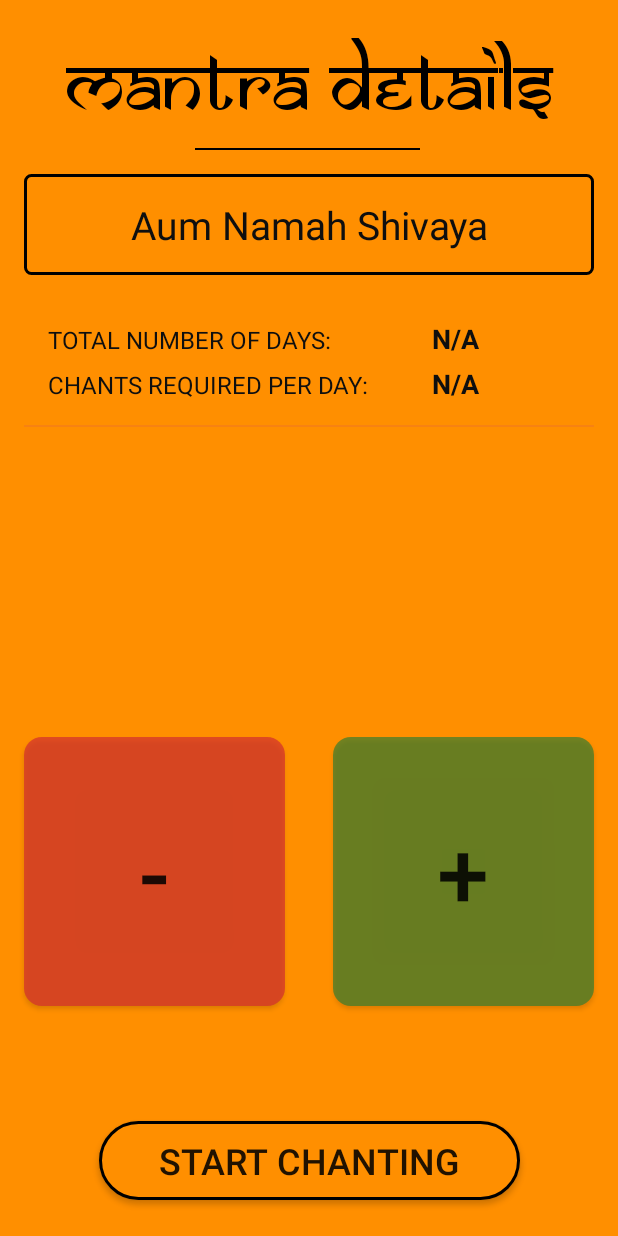
After one commit to AtriTripathi/Chants-Journal, an Android app: the MantraDetailsActivity screen opened directly, with no data from a screen before it, on a phone screen of 412 x 824 dp. The commit adds this screen. Run offline under Robolectric (Android 15) with nearby library versions, the phone set to English and light mode, and no system bars; our stand-ins replace Room's generated code; 3 statements that could not run were skipped.

Commit message:
Create MantraDetailsActivity

```diff
--- a/app/src/main/AndroidManifest.xml
+++ b/app/src/main/AndroidManifest.xml
@@ -16,7 +16,8 @@
                 <category android:name="android.intent.category.LAUNCHER" />
             </intent-filter>
         </activity>
-        <activity android:name=".NewMantraActivity"></activity>
+        <activity android:name=".NewMantraActivity" />
+        <activity android:name=".MantraDetailsActivity"></activity>
     </application>
 
 </manifest>
--- a/app/src/main/java/com/atritripathi/chantsjournal/MainActivity.java
+++ b/app/src/main/java/com/atritripathi/chantsjournal/MainActivity.java
@@ -44,7 +44,7 @@ public class MainActivity extends AppCompatActivity {
 
         // Add an observer on the LiveData. The onChanged() method fires when the observed data
         // changes and the activity is in the foreground.
-        mMantraViewModel.getAllWords().observe(this, new Observer<List<Mantra>>() {
+        mMantraViewModel.getAllMantras().observe(this, new Observer<List<Mantra>>() {
             @Override
             public void onChanged(@Nullable List<Mantra> mantras) {
                 mMantraAdapter.setMantras(mantras);
@@ -77,30 +77,16 @@ public class MainActivity extends AppCompatActivity {
         switch (requestCode) {
             case (MANTRA_DETAILS_ACTIVITY_REQUEST_CODE): {
                 if (resultCode == RESULT_OK) {
-                    //Toast.makeText(this, data.getStringExtra("mantra_name"), Toast.LENGTH_SHORT).show();
-//                    String startDateString = data.getStringExtra("start_date");
-//                    DateFormat df = new SimpleDateFormat("dd/MM/yyyy", Locale.getDefault());
-//                    try {
-//                        Date startDate = df.parse(startDateString);  // Conversion from String
-//                        String newDateString = df.format(startDate);
-//                        Calendar cal = GregorianCalendar.getInstance();
-//                        cal.setTime(startDate);
-//                        cal.add(GregorianCalendar.MONTH,5);
-//                        Toast.makeText(this, df.format(cal.getTime()), Toast.LENGTH_SHORT).show();
-//
-//                    } catch (ParseException e) {
-//                        e.printStackTrace();
-//                    }
-
-//                    Toast.makeText(this, data.getStringExtra("start_date"), Toast.LENGTH_SHORT).show();
 
                     String mantraName = data.getStringExtra("mantra_name");
                     String malasCount = data.getStringExtra("malas_count");
                     String startDate = data.getStringExtra("start_date");
                     String endDate = data.getStringExtra("end_date");
                     String notes = data.getStringExtra("notes");
+                    String totalDays = data.getStringExtra("total_days");
+                    String chantsPerDay = data.getStringExtra("chants_per_day");
 
-                    Mantra mantra = new Mantra(mantraName, malasCount, startDate, endDate, notes);
+                    Mantra mantra = new Mantra(mantraName, malasCount, startDate, endDate, notes, totalDays, chantsPerDay);
                     mMantraViewModel.insert(mantra);
                 } else {
                     Toast.makeText(this, "Mantra not saved", Toast.LENGTH_SHORT).show();
--- a/app/src/main/java/com/atritripathi/chantsjournal/Mantra.java
+++ b/app/src/main/java/com/atritripathi/chantsjournal/Mantra.java
@@ -8,17 +8,20 @@ import android.arch.persistence.room.PrimaryKey;
 public class Mantra {
 
     // Constructor
-    public Mantra(String mantraName, String malasCount, String startDate, String endDate, String notes) {
+    public Mantra(String mantraName, String malasCount, String startDate, String endDate, String notes, String totalDays, String chantsPerDay) {
         this.mantraName = mantraName;
         this.malasCount = malasCount;
         this.startDate = startDate;
         this.endDate = endDate;
         this.notes = notes;
+        this.totalDays = totalDays;
+        this.chantsPerDay = chantsPerDay;
     }
 
 
     // Columns in the table
     @PrimaryKey(autoGenerate = true)
+    @ColumnInfo(name = "id")
     private int id;
 
     @ColumnInfo(name = "mantra_name")
@@ -35,6 +38,12 @@ public class Mantra {
 
     @ColumnInfo(name = "notes")
     private String notes;
+
+    @ColumnInfo(name = "total_days")
+    private String totalDays;
+
+    @ColumnInfo(name = "chants_per_day")
+    private String chantsPerDay;
 
 
     // Getters & Setters
@@ -86,4 +95,20 @@ public class Mantra {
         this.notes = notes;
     }
 
+    public String getTotalDays() {
+        return totalDays;
+    }
+
+    public void setTotalDays(String totalDays) {
+        this.totalDays = totalDays;
+    }
+
+    public String getChantsPerDay() {
+        return chantsPerDay;
+    }
+
+    public void setChantsPerDay(String chantsPerDay) {
+        this.chantsPerDay = chantsPerDay;
+    }
+
 }
--- a/app/src/main/java/com/atritripathi/chantsjournal/MantraAdapter.java
+++ b/app/src/main/java/com/atritripathi/chantsjournal/MantraAdapter.java
@@ -1,6 +1,7 @@
 package com.atritripathi.chantsjournal;
 
 import android.content.Context;
+import android.content.Intent;
 import android.support.annotation.NonNull;
 import android.support.v7.widget.RecyclerView;
 import android.view.LayoutInflater;
@@ -29,9 +30,17 @@ public class MantraAdapter extends RecyclerView.Adapter<MantraAdapter.MantraView
     public static class MantraViewHolder extends RecyclerView.ViewHolder {
         private final TextView mantraItemView;
 
-        private MantraViewHolder(View itemView) {
+        private MantraViewHolder(final View itemView) {
             super(itemView);
             mantraItemView = itemView.findViewById(R.id.tv_mantra);
+            itemView.setOnClickListener(new View.OnClickListener() {
+                @Override
+                public void onClick(View v) {
+                    Intent intent = new Intent(itemView.getContext(), MantraDetailsActivity.class);
+                    intent.putExtra("mantra_position", getAdapterPosition() + 1);
+                    itemView.getContext().startActivity(intent);
+                }
+            });
         }
     }
 
@@ -44,8 +53,8 @@ public class MantraAdapter extends RecyclerView.Adapter<MantraAdapter.MantraView
      */
     @NonNull
     @Override
-    public MantraViewHolder onCreateViewHolder(@NonNull ViewGroup viewGroup, int position) {
-        View itemView = mInflater.inflate(R.layout.layout_mantra, viewGroup, false);
+    public MantraViewHolder onCreateViewHolder(@NonNull ViewGroup viewGroup, final int position) {
+        final View itemView = mInflater.inflate(R.layout.layout_mantra, viewGroup, false);
         return new MantraViewHolder(itemView);
     }
 
--- a/app/src/main/java/com/atritripathi/chantsjournal/MantraDao.java
+++ b/app/src/main/java/com/atritripathi/chantsjournal/MantraDao.java
@@ -13,6 +13,9 @@ public interface MantraDao {
     @Query("SELECT * FROM mantra_table")
     LiveData<List<Mantra>> getAllMantras();
 
+    @Query("SELECT * FROM mantra_table WHERE id == :position")
+    Mantra getMantra(int position);
+
     @Insert
     void insertMantra(Mantra mantra);
 
--- a/app/src/main/java/com/atritripathi/chantsjournal/MantraDatabase.java
+++ b/app/src/main/java/com/atritripathi/chantsjournal/MantraDatabase.java
@@ -5,7 +5,7 @@ import android.arch.persistence.room.Room;
 import android.arch.persistence.room.RoomDatabase;
 import android.content.Context;
 
-@Database(entities = {Mantra.class}, version = 3, exportSchema = false)
+@Database(entities = {Mantra.class}, version = 4, exportSchema = false)
 public abstract class MantraDatabase extends RoomDatabase {
 
     public abstract MantraDao mantraDao();
--- /dev/null
+++ b/app/src/main/java/com/atritripathi/chantsjournal/MantraDetailsActivity.java
@@ -0,0 +1,34 @@
+package com.atritripathi.chantsjournal;
+
+import android.os.Bundle;
+import android.support.v7.app.AppCompatActivity;
+import android.widget.TextView;
+import android.widget.Toast;
+
+public class MantraDetailsActivity extends AppCompatActivity {
+
+    @Override
+    protected void onCreate(Bundle savedInstanceState) {
+        super.onCreate(savedInstanceState);
+        setContentView(R.layout.activity_mantra_details);
+
+        final TextView mantraName = findViewById(R.id.tv_mantra_name);
+        final TextView totalDays = findViewById(R.id.tv_details_total_days);
+        final TextView chantsPerDay = findViewById(R.id.tv_details_chants_per_day);
+
+        final int position = getIntent().getIntExtra("mantra_position",1);
+        Toast.makeText(MantraDetailsActivity.this,String.valueOf(position),Toast.LENGTH_SHORT).show();
+
+
+        new Thread(new Runnable() {
+            @Override
+            public void run() {
+                Mantra mantra = MantraDatabase.getDatabase(MantraDetailsActivity.this).mantraDao().getMantra(position);
+                mantraName.setText(mantra.getMantraName());
+                totalDays.setText(mantra.getTotalDays());
+                chantsPerDay.setText(mantra.getChantsPerDay());
+
+            }
+        }).start();
+    }
+}
--- a/app/src/main/java/com/atritripathi/chantsjournal/MantraViewModel.java
+++ b/app/src/main/java/com/atritripathi/chantsjournal/MantraViewModel.java
@@ -18,7 +18,7 @@ public class MantraViewModel extends AndroidViewModel {
         mAllMantras = mMantraRepository.getAllMantras();
     }
 
-    LiveData<List<Mantra>> getAllWords() {
+    LiveData<List<Mantra>> getAllMantras() {
         return mAllMantras;
     }
 
--- a/app/src/main/java/com/atritripathi/chantsjournal/NewMantraActivity.java
+++ b/app/src/main/java/com/atritripathi/chantsjournal/NewMantraActivity.java
@@ -45,6 +45,8 @@ public class NewMantraActivity extends AppCompatActivity {
         final TextInputEditText startDateEditText = findViewById(R.id.et_start_date);
         final TextInputEditText endDateEditText = findViewById(R.id.et_end_date);
         final TextInputEditText notesEditText = findViewById(R.id.et_notes);
+        final TextView totalDays = findViewById(R.id.tv_total_days);
+        final TextView chantsPerDay = findViewById(R.id.tv_chants_per_day);
         final Button saveButton = findViewById(R.id.save_mantra_button);
 
         startDatePlaceHolder = startDateEditText;
@@ -70,6 +72,8 @@ public class NewMantraActivity extends AppCompatActivity {
                     intent.putExtra("start_date", startDateEditText.getEditableText().toString().trim());
                     intent.putExtra("end_date", endDateEditText.getEditableText().toString().trim());
                     intent.putExtra("notes", notesEditText.getEditableText().toString().trim());
+                    intent.putExtra("total_days", totalDays.getText().toString().trim());
+                    intent.putExtra("chants_per_day", chantsPerDay.getText().toString().trim());
                     setResult(RESULT_OK, intent);
                     finish();
                 }
@@ -114,7 +118,6 @@ public class NewMantraActivity extends AppCompatActivity {
             @Override
             public void onClick(View v) {
                 endFlag = true;
-
                 setDate(endDateEditText);
             }
         });
--- /dev/null
+++ b/app/src/main/res/drawable/button_add_mala.xml
@@ -0,0 +1,11 @@
+<?xml version="1.0" encoding="utf-8"?>
+<shape xmlns:android="http://schemas.android.com/apk/res/android"
+    android:shape="rectangle" >
+
+    <solid
+        android:color="@color/secondaryColor" />
+
+    <corners
+        android:radius="12dp"/>
+
+</shape>
--- /dev/null
+++ b/app/src/main/res/drawable/button_delete_mala.xml
@@ -0,0 +1,11 @@
+<?xml version="1.0" encoding="utf-8"?>
+<shape xmlns:android="http://schemas.android.com/apk/res/android"
+    android:shape="rectangle" >
+
+    <solid
+        android:color="@color/alpha_red" />
+
+    <corners
+        android:radius="12dp"/>
+
+</shape>
--- a/app/src/main/res/drawable/entry_rectangle.xml
+++ b/app/src/main/res/drawable/entry_rectangle.xml
@@ -10,6 +10,6 @@
     <solid android:color="@color/alternate_orange" />
 
     <corners
-        android:radius="2dp"/>
+        android:radius="4dp"/>
 
 </shape>
--- /dev/null
+++ b/app/src/main/res/layout/activity_mantra_details.xml
@@ -0,0 +1,247 @@
+<?xml version="1.0" encoding="utf-8"?>
+<android.support.constraint.ConstraintLayout xmlns:android="http://schemas.android.com/apk/res/android"
+    xmlns:app="http://schemas.android.com/apk/res-auto"
+    xmlns:tools="http://schemas.android.com/tools"
+    android:layout_width="match_parent"
+    android:layout_height="match_parent"
+    android:background="@color/alternate_orange"
+    android:clickable="true"
+    android:focusable="true"
+    tools:context=".NewMantraActivity">
+
+    <TextView
+        android:id="@+id/textView3"
+        android:layout_width="0dp"
+        android:layout_height="wrap_content"
+        android:layout_marginBottom="16dp"
+        android:layout_marginTop="16dp"
+        android:paddingBottom="8dp"
+        android:paddingTop="8dp"
+        android:text="Mantra Details"
+        android:textAlignment="center"
+        android:textColor="@android:color/black"
+        android:textSize="52sp"
+        app:fontFamily="@font/samkaran"
+        app:layout_constraintBottom_toTopOf="@+id/tv_mantra_name"
+        app:layout_constraintEnd_toEndOf="parent"
+        app:layout_constraintStart_toStartOf="parent"
+        app:layout_constraintTop_toTopOf="parent" />
+
+    <View
+        android:id="@+id/divider4"
+        android:layout_width="150dp"
+        android:layout_height="1dp"
+        android:layout_marginEnd="8dp"
+        android:layout_marginLeft="8dp"
+        android:layout_marginRight="8dp"
+        android:layout_marginStart="8dp"
+        android:background="@android:color/black"
+        app:layout_constraintEnd_toEndOf="parent"
+        app:layout_constraintHorizontal_bias="0.497"
+        app:layout_constraintStart_toStartOf="parent"
+        app:layout_constraintTop_toBottomOf="@+id/textView3" />
+
+    <TextView
+        android:id="@+id/tv_mantra_name"
+        android:layout_width="0dp"
+        android:layout_height="wrap_content"
+        android:layout_marginBottom="16dp"
+        android:layout_marginEnd="16dp"
+        android:layout_marginLeft="16dp"
+        android:layout_marginRight="16dp"
+        android:layout_marginStart="16dp"
+        android:layout_marginTop="16dp"
+        android:background="@drawable/entry_rectangle"
+        android:maxLines="1"
+        android:paddingBottom="16dp"
+        android:paddingTop="16dp"
+        android:text="Aum Namah Shivaya"
+        android:textAlignment="center"
+        android:textColor="@color/et_black"
+        android:textSize="26sp"
+        app:layout_constraintBottom_toTopOf="@+id/textView7"
+        app:layout_constraintEnd_toEndOf="parent"
+        app:layout_constraintHorizontal_bias="0.0"
+        app:layout_constraintStart_toStartOf="parent"
+        app:layout_constraintTop_toBottomOf="@+id/divider4" />
+
+    <TextView
+        android:id="@+id/textView7"
+        android:layout_width="0dp"
+        android:layout_height="wrap_content"
+        android:layout_marginBottom="4dp"
+        android:layout_marginEnd="8dp"
+        android:layout_marginLeft="16dp"
+        android:layout_marginRight="8dp"
+        android:layout_marginStart="16dp"
+        android:layout_marginTop="16dp"
+        android:gravity="center_vertical"
+        android:paddingEnd="8dp"
+        android:paddingLeft="16dp"
+        android:paddingRight="8dp"
+        android:paddingStart="16dp"
+        android:text="Total number of Days:"
+        android:textAlignment="viewStart"
+        android:textAllCaps="true"
+        android:textColor="@color/et_black"
+        android:textSize="16sp"
+        app:layout_constraintBottom_toTopOf="@+id/textView8"
+        app:layout_constraintEnd_toStartOf="@+id/guideline"
+        app:layout_constraintHorizontal_chainStyle="spread"
+        app:layout_constraintStart_toStartOf="parent"
+        app:layout_constraintTop_toBottomOf="@+id/tv_mantra_name"
+        app:layout_constraintVertical_chainStyle="spread_inside" />
+
+    <TextView
+        android:id="@+id/textView8"
+        android:layout_width="0dp"
+        android:layout_height="wrap_content"
+        android:layout_marginBottom="16dp"
+        android:layout_marginEnd="8dp"
+        android:layout_marginLeft="16dp"
+        android:layout_marginRight="8dp"
+        android:layout_marginStart="16dp"
+        android:layout_marginTop="4dp"
+        android:gravity="center_vertical"
+        android:paddingEnd="8dp"
+        android:paddingLeft="16dp"
+        android:paddingRight="8dp"
+        android:paddingStart="16dp"
+        android:text="Chants Required Per Day:"
+        android:textAlignment="viewStart"
+        android:textAllCaps="true"
+        android:textColor="@color/et_black"
+        android:textSize="16sp"
+        app:layout_constraintBottom_toTopOf="@+id/divider5"
+        app:layout_constraintEnd_toStartOf="@+id/guideline"
+        app:layout_constraintHorizontal_chainStyle="spread"
+        app:layout_constraintStart_toStartOf="parent"
+        app:layout_constraintTop_toBottomOf="@+id/textView7" />
+
+    <View
+        android:id="@+id/divider5"
+        android:layout_width="match_parent"
+        android:layout_height="1dp"
+        android:layout_marginEnd="16dp"
+        android:layout_marginLeft="16dp"
+        android:layout_marginRight="16dp"
+        android:layout_marginStart="16dp"
+        android:layout_marginTop="16dp"
+        android:background="@color/aplha_orange"
+        app:layout_constraintEnd_toEndOf="parent"
+        app:layout_constraintHorizontal_bias="0.0"
+        app:layout_constraintStart_toStartOf="parent"
+        app:layout_constraintTop_toBottomOf="@+id/textView8" />
+
+    <Button
+        android:id="@+id/save_mantra_button"
+        android:layout_width="wrap_content"
+        android:layout_height="wrap_content"
+        android:layout_marginBottom="24dp"
+        android:layout_marginEnd="8dp"
+        android:layout_marginLeft="8dp"
+        android:layout_marginRight="8dp"
+        android:layout_marginStart="8dp"
+        android:layout_marginTop="8dp"
+        android:background="@drawable/button_rounded"
+        android:paddingBottom="10dp"
+        android:paddingLeft="40dp"
+        android:paddingRight="40dp"
+        android:paddingTop="10dp"
+        android:text="Start Chanting"
+        android:textAlignment="center"
+        android:textSize="24sp"
+        app:layout_constraintBottom_toBottomOf="parent"
+        app:layout_constraintEnd_toEndOf="parent"
+        app:layout_constraintStart_toStartOf="parent"
+        app:layout_constraintTop_toBottomOf="@+id/divider5"
+        app:layout_constraintVertical_bias="1.0" />
+
+    <Button
+        android:id="@+id/button"
+        android:layout_width="0dp"
+        android:layout_height="wrap_content"
+        android:layout_marginBottom="8dp"
+        android:layout_marginEnd="16dp"
+        android:layout_marginLeft="16dp"
+        android:layout_marginRight="16dp"
+        android:layout_marginStart="16dp"
+        android:background="@drawable/button_add_mala"
+        android:clickable="true"
+        android:elevation="8dp"
+        android:foreground="?android:attr/selectableItemBackground"
+        android:padding="48dp"
+        android:text="+"
+        android:textSize="62sp"
+        app:layout_constraintBottom_toTopOf="@+id/save_mantra_button"
+        app:layout_constraintEnd_toEndOf="parent"
+        app:layout_constraintStart_toEndOf="@+id/button2"
+        app:layout_constraintTop_toBottomOf="@+id/divider5"
+        app:layout_constraintVertical_bias="0.75" />
+
+
+    <Button
+        android:id="@+id/button2"
+        android:layout_width="0dp"
+        android:layout_height="wrap_content"
+        android:layout_marginBottom="8dp"
+        android:layout_marginEnd="16dp"
+        android:layout_marginLeft="16dp"
+        android:layout_marginRight="16dp"
+        android:layout_marginStart="16dp"
+        android:background="@drawable/button_delete_mala"
+        android:clickable="true"
+        android:elevation="8dp"
+        android:foreground="?android:attr/selectableItemBackground"
+        android:padding="48dp"
+        android:text=" - "
+        android:textSize="62sp"
+        app:layout_constraintBottom_toTopOf="@+id/save_mantra_button"
+        app:layout_constraintEnd_toStartOf="@+id/button"
+        app:layout_constraintHorizontal_chainStyle="packed"
+        app:layout_constraintStart_toStartOf="parent"
+        app:layout_constraintTop_toBottomOf="@+id/divider5"
+        app:layout_constraintVertical_bias="0.75" />
+
+    <TextView
+        android:id="@+id/tv_details_total_days"
+        android:layout_width="0dp"
+        android:layout_height="wrap_content"
+        android:layout_marginEnd="16dp"
+        android:layout_marginLeft="8dp"
+        android:layout_marginRight="16dp"
+        android:layout_marginStart="8dp"
+        android:text="N/A"
+        android:textAlignment="textStart"
+        android:textColor="@color/et_black"
+        android:textSize="18sp"
+        android:textStyle="bold"
+        app:layout_constraintBaseline_toBaselineOf="@+id/textView7"
+        app:layout_constraintEnd_toEndOf="parent"
+        app:layout_constraintStart_toStartOf="@+id/guideline" />
+
+    <TextView
+        android:id="@+id/tv_details_chants_per_day"
+        android:layout_width="0dp"
+        android:layout_height="wrap_content"
+        android:layout_marginEnd="16dp"
+        android:layout_marginLeft="8dp"
+        android:layout_marginRight="16dp"
+        android:layout_marginStart="8dp"
+        android:text="N/A"
+        android:textAlignment="textStart"
+        android:textColor="@color/et_black"
+        android:textSize="18sp"
+        android:textStyle="bold"
+        app:layout_constraintBaseline_toBaselineOf="@+id/textView8"
+        app:layout_constraintEnd_toEndOf="parent"
+        app:layout_constraintStart_toStartOf="@+id/guideline" />
+
+    <android.support.constraint.Guideline
+        android:id="@+id/guideline"
+        android:layout_width="wrap_content"
+        android:layout_height="wrap_content"
+        android:orientation="vertical"
+        app:layout_constraintGuide_begin="280dp" />
+
+</android.support.constraint.ConstraintLayout>
--- a/app/src/main/res/layout/layout_mantra.xml
+++ b/app/src/main/res/layout/layout_mantra.xml
@@ -7,7 +7,8 @@
     android:layout_marginBottom="8dp"
     android:layout_marginRight="16dp"
     android:layout_marginLeft="16dp"
-
+    android:clickable="true"
+    android:foreground="?android:attr/selectableItemBackground"
     app:cardCornerRadius="6dp"
     app:cardElevation="2dp"
     app:cardBackgroundColor="@color/dark_orange">
--- a/app/src/main/res/values/colors.xml
+++ b/app/src/main/res/values/colors.xml
@@ -3,7 +3,7 @@
     <color name="primaryColor">#00695c</color>
     <color name="primaryLightColor">#439889</color>
     <color name="primaryDarkColor">#FF8F00</color>
-    <color name="secondaryColor">#2e7d32</color>
+    <color name="secondaryColor">#aa2e7d32</color>
     <color name="secondaryLightColor">#60ad5e</color>
     <color name="secondaryDarkColor">#005005</color>
     <color name="primaryTextColor">#ffffff</color>
@@ -14,4 +14,5 @@
     <color name="colorAccent">#000000</color>
     <color name="et_black">#0f0f0f</color>
     <color name="aplha_orange">#C8F57F17</color>
+    <color name="alpha_red">#b4d32f2f</color>
 </resources>
```
